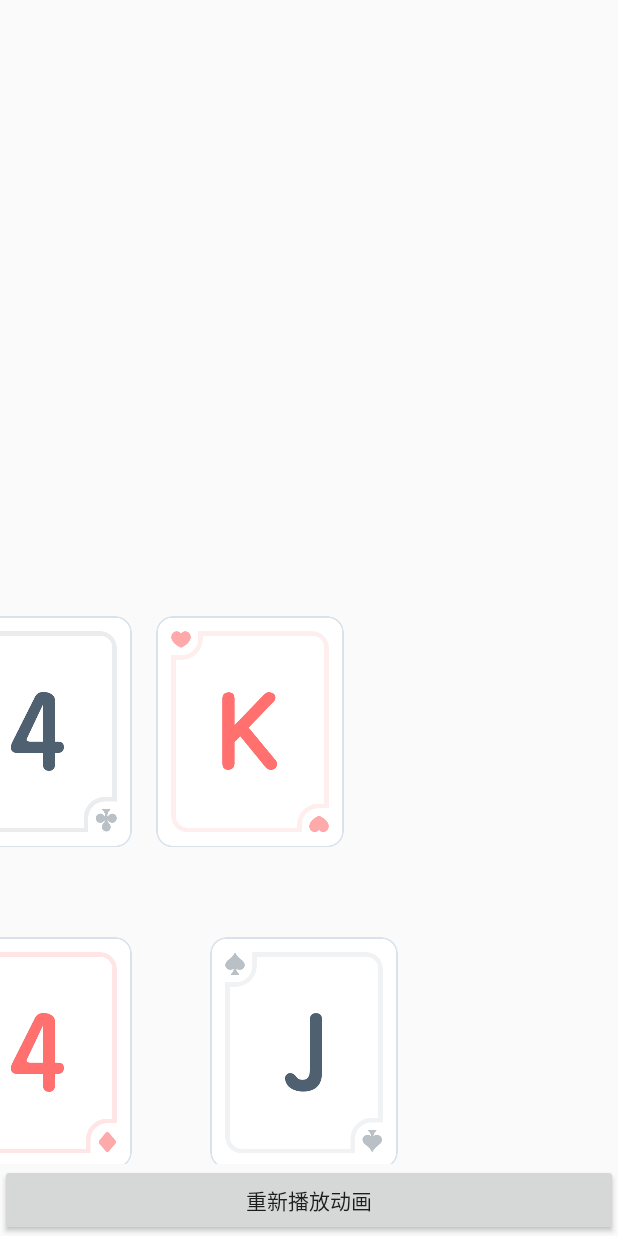
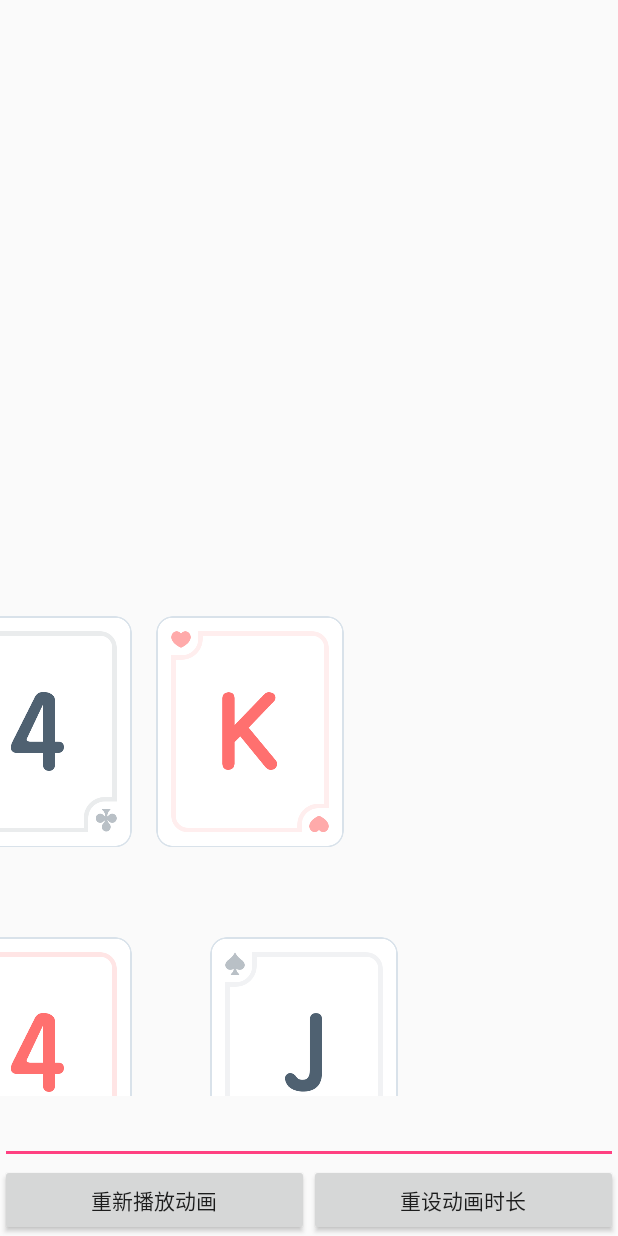
Before and after one commit to sunyangyang/Card, an Android app: the first screen one second after launch (MainActivity), on a phone screen of 412 x 824 dp. Run offline under Robolectric (Android 15) with nearby library versions, the phone set to English and light mode, and no system bars.

Commit message:
En:添加控制时间

```diff
--- a/app/src/main/java/com/sunyy/card/MainActivity.java
+++ b/app/src/main/java/com/sunyy/card/MainActivity.java
@@ -5,9 +5,11 @@ import android.support.v7.app.AppCompatActivity;
 import android.os.Bundle;
 import android.view.View;
 import android.widget.Button;
+import android.widget.EditText;
 import android.widget.RelativeLayout;
 
 public class MainActivity extends Activity {
+    private EditText mEdit;
 
     @Override
     protected void onCreate(Bundle savedInstanceState) {
@@ -24,5 +26,25 @@ public class MainActivity extends Activity {
                     cardView.getAnimator().start();
             }
         });
+
+        mEdit = findViewById(R.id.edit);
+
+        findViewById(R.id.duration_btn).setOnClickListener(new View.OnClickListener() {
+            @Override
+            public void onClick(View v) {
+                try {
+                    long time = Long.valueOf(mEdit.getText().toString());
+                    if (cardView.getAnimator() != null) {
+                        cardView.getAnimator().setDuration(time);
+                        cardView.getAnimator().start();
+                    }
+                } catch (Exception e) {
+                    cardView.getAnimator().setDuration(1000);
+                    cardView.getAnimator().start();
+
+                }
+
+            }
+        });
     }
 }
--- a/app/src/main/res/layout/activity_main.xml
+++ b/app/src/main/res/layout/activity_main.xml
@@ -3,18 +3,44 @@
     xmlns:tools="http://schemas.android.com/tools"
     android:layout_width="match_parent"
     android:layout_height="match_parent"
-
     tools:context="com.sunyy.card.MainActivity">
-    <Button
-        android:gravity="center"
+    <LinearLayout
         android:layout_centerHorizontal="true"
         android:layout_alignParentBottom="true"
         android:layout_width="match_parent"
         android:layout_height="wrap_content"
-        android:id="@+id/restart_btn"
-        android:text="重新播放动画"/>
+        android:orientation="vertical"
+        android:id="@+id/layout_bottom">
+        <EditText
+            android:layout_width="match_parent"
+            android:layout_height="wrap_content"
+            android:inputType="number"
+            android:id="@+id/edit"/>
+        <LinearLayout
+            android:layout_width="match_parent"
+            android:layout_height="wrap_content"
+            android:orientation="horizontal"
+            android:id="@+id/layout_btns">
+            <Button
+                android:layout_weight="1"
+                android:gravity="center"
+                android:layout_width="match_parent"
+                android:layout_height="wrap_content"
+                android:id="@+id/restart_btn"
+                android:text="重新播放动画"/>
+            <Button
+                android:layout_weight="1"
+                android:gravity="center"
+                android:layout_width="match_parent"
+                android:layout_height="wrap_content"
+                android:id="@+id/duration_btn"
+                android:text="重设动画时长"/>
+        </LinearLayout>
+    </LinearLayout>
+
+
     <RelativeLayout
-        android:layout_above="@+id/restart_btn"
+        android:layout_above="@+id/layout_bottom"
         android:layout_width="match_parent"
         android:layout_height="match_parent"
         android:id="@+id/content_view"></RelativeLayout>
```
